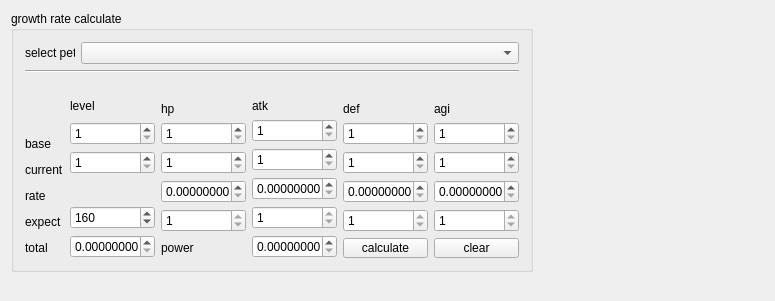
This is SaSH/form/petinfoform.ui in bestkakkoii/SaSH as Qt 5 draws it before an edit. The edited form follows.
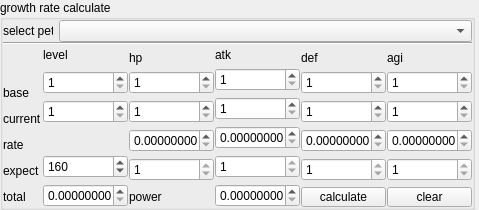
This is the edited form. Custom widgets are drawn as their Qt base class.

```diff
--- a/SaSH/form/petinfoform.ui
+++ b/SaSH/form/petinfoform.ui
@@ -6,20 +6,50 @@
    <rect>
     <x>0</x>
     <y>0</y>
-    <width>775</width>
-    <height>301</height>
+    <width>479</width>
+    <height>199</height>
    </rect>
   </property>
   <property name="windowTitle">
    <string>PetInfoForm</string>
   </property>
   <layout class="QGridLayout" name="gridLayout">
+   <property name="leftMargin">
+    <number>0</number>
+   </property>
+   <property name="topMargin">
+    <number>0</number>
+   </property>
+   <property name="rightMargin">
+    <number>0</number>
+   </property>
+   <property name="bottomMargin">
+    <number>0</number>
+   </property>
+   <property name="spacing">
+    <number>0</number>
+   </property>
    <item row="0" column="0">
     <widget class="QGroupBox" name="groupBox">
      <property name="title">
       <string>growth rate calculate</string>
      </property>
      <layout class="QVBoxLayout" name="verticalLayout_7">
+      <property name="spacing">
+       <number>0</number>
+      </property>
+      <property name="leftMargin">
+       <number>0</number>
+      </property>
+      <property name="topMargin">
+       <number>0</number>
+      </property>
+      <property name="rightMargin">
+       <number>0</number>
+      </property>
+      <property name="bottomMargin">
+       <number>0</number>
+      </property>
       <item>
        <layout class="QHBoxLayout" name="horizontalLayout_7">
         <item>
@@ -49,6 +79,9 @@
       </item>
       <item>
        <layout class="QHBoxLayout" name="horizontalLayout">
+        <property name="spacing">
+         <number>1</number>
+        </property>
         <item>
          <layout class="QVBoxLayout" name="verticalLayout_6">
           <item>
```
